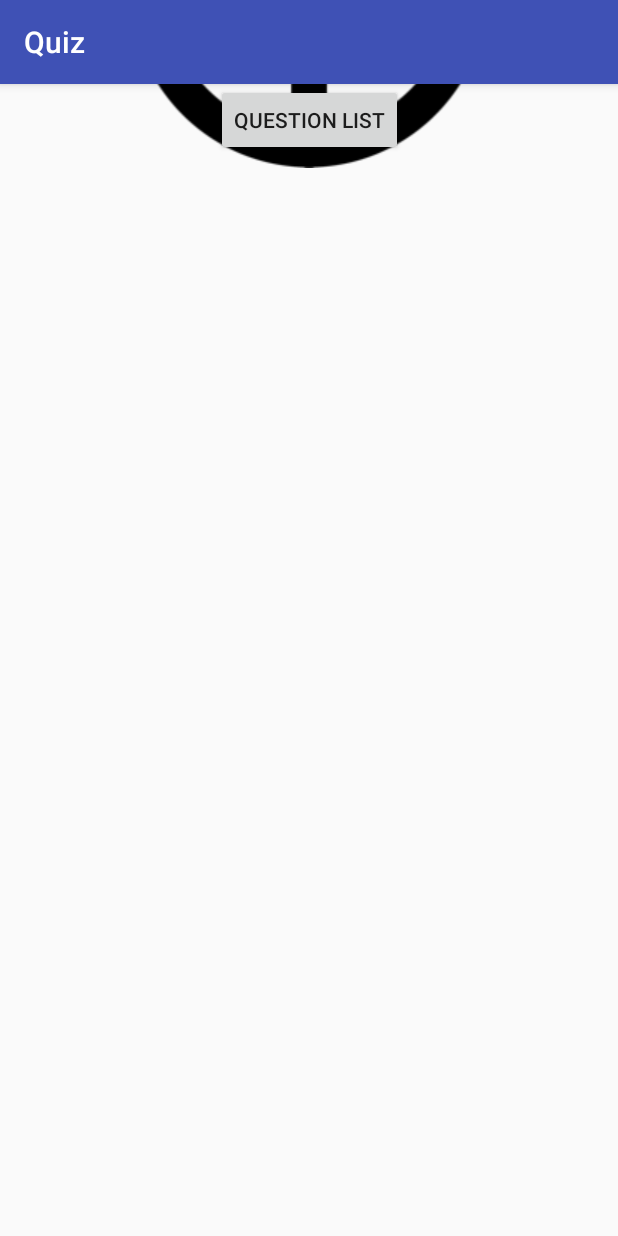
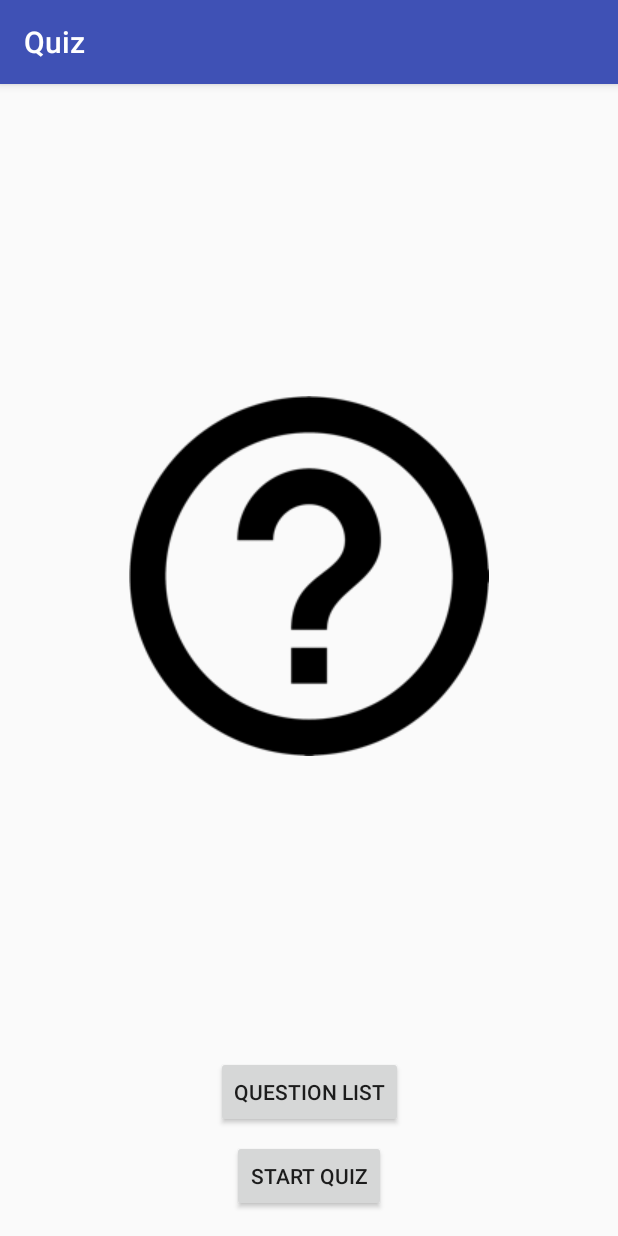
Before and after one commit to tylerlovesapples/QuizActivity, an Android app: the screen it shows after launch (QuizActivity), on a phone screen of 412 x 824 dp. Run offline under Robolectric (Android 15) with nearby library versions, the phone set to English and light mode, and no system bars.

Commit message:
Second Commit

```diff
--- a/app/src/main/java/edu/andrews/cptr252/tjthomas/quiz/QuizActivity.java
+++ b/app/src/main/java/edu/andrews/cptr252/tjthomas/quiz/QuizActivity.java
@@ -2,6 +2,7 @@ package edu.andrews.cptr252.tjthomas.quiz;
 
 import android.support.v7.app.AppCompatActivity;
 import android.os.Bundle;
+import android.util.Log;
 import android.view.View;
 import android.widget.Button;
 
@@ -34,14 +35,14 @@ public class QuizActivity extends AppCompatActivity {
       mStartButton.setOnClickListener(new View.OnClickListener() {
          @Override
          public void onClick(View v) {
-            System.out.print("mStartButton clicked");
+            Log.d("Taggy", "mStartButton clicked");
          }
       });
 
       mListButton.setOnClickListener(new View.OnClickListener(){
          @Override
          public void onClick(View v) {
-            System.out.print("mListButton clicked");
+            Log.d("Taggy", "mListButton clicked");
          }
       });
    }
--- a/app/src/main/res/layout/activity_quiz.xml
+++ b/app/src/main/res/layout/activity_quiz.xml
@@ -12,34 +12,37 @@
         android:text="@string/question_list"
         android:layout_width="wrap_content"
         android:layout_height="wrap_content"
-        tools:layout_editor_absoluteY="434dp"
         android:id="@+id/questionList"
-        app:layout_constraintRight_toRightOf="parent"
-        app:layout_constraintLeft_toLeftOf="parent"/>
+        android:layout_marginBottom="8dp"
+        app:layout_constraintBottom_toTopOf="@+id/startQuiz"
+        android:layout_marginStart="16dp"
+        app:layout_constraintLeft_toLeftOf="parent"
+        android:layout_marginEnd="16dp"
+        app:layout_constraintRight_toRightOf="parent"/>
 
     <Button
         android:text="@string/start_quiz"
         android:layout_width="wrap_content"
         android:layout_height="wrap_content"
         android:id="@+id/startQuiz"
-        app:layout_constraintBottom_toBottomOf="@+id/questionList"
-        android:layout_marginBottom="56dp"
+        app:layout_constraintBottom_toBottomOf="parent"
+        android:layout_marginBottom="16dp"
         android:layout_marginEnd="16dp"
         app:layout_constraintRight_toRightOf="parent"
-        android:layout_marginRight="16dp"
         android:layout_marginStart="16dp"
-        app:layout_constraintLeft_toLeftOf="parent"
-        android:layout_marginLeft="16dp"/>
+        app:layout_constraintLeft_toLeftOf="parent"/>
 
     <ImageView
         android:layout_width="wrap_content"
         android:layout_height="wrap_content"
-        app:srcCompat="@drawable/questionMark"
+        app:srcCompat="@drawable/question_mark"
         android:id="@+id/imageView"
-        app:layout_constraintBottom_toTopOf="@+id/startQuiz"
-        android:layout_marginBottom="88dp"
+        android:layout_marginTop="16dp"
+        app:layout_constraintTop_toTopOf="parent"
+        android:layout_marginStart="16dp"
+        app:layout_constraintLeft_toLeftOf="parent"
+        android:layout_marginEnd="16dp"
         app:layout_constraintRight_toRightOf="parent"
-        app:layout_constraintLeft_toLeftOf="parent"
-        android:layout_marginTop="16dp"
-        app:layout_constraintTop_toTopOf="parent"/>
+        app:layout_constraintBottom_toTopOf="@+id/questionList"
+        android:layout_marginBottom="8dp"/>
 </android.support.constraint.ConstraintLayout>
--- a/app/src/main/res/values/strings.xml
+++ b/app/src/main/res/values/strings.xml
@@ -10,4 +10,7 @@
     <string name="return_to_menu">Return to Menu</string>
     <string name="restart">Restart</string>
 
+    <!-- TODO: Remove or change this placeholder text -->
+    <string name="hello_blank_fragment">Hello blank fragment</string>
+
 </resources>
```
Also changed, not shown: app/src/main/java/edu/andrews/cptr252/tjthomas/quiz/Question.java (added, +65 -0 lines), app/src/main/java/edu/andrews/cptr252/tjthomas/quiz/QuestionListFragment.java (added, +33 -0 lines), app/src/main/java/edu/andrews/cptr252/tjthomas/quiz/StartQuizFragment.java (added, +30 -0 lines), app/src/main/res/layout/quiz_list.xml (added, +7 -0 lines), app/src/main/res/drawable/question_mark.png (renamed from app/src/main/res/drawable/questionMark.png).
